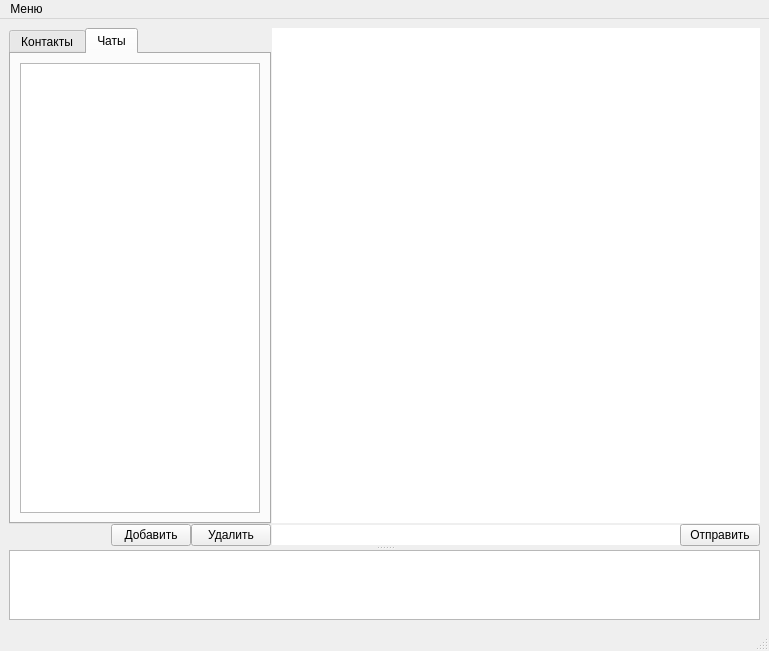
Before: the Qt Designer form main.ui in pilikinp/messenger, drawn with Qt 5.
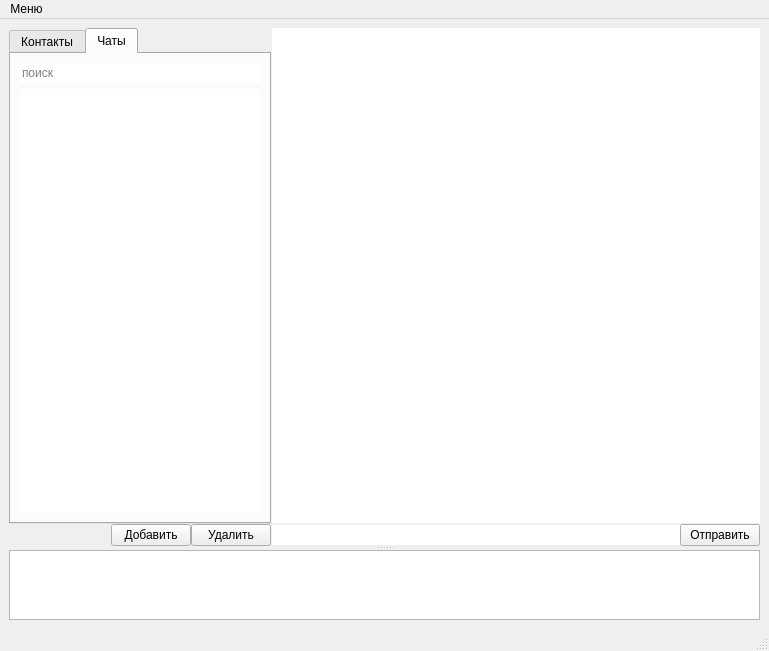
After: the same form once the commit is applied. The open tabs and pages were chosen to show the change.

```diff
--- a/main.ui
+++ b/main.ui
@@ -179,8 +179,22 @@
                   <string>Чаты</string>
                  </attribute>
                  <layout class="QGridLayout" name="gridLayout_2">
+                  <item row="1" column="0">
+                   <widget class="QListWidget" name="listWidget_chat">
+                    <property name="frameShape">
+                     <enum>QFrame::NoFrame</enum>
+                    </property>
+                   </widget>
+                  </item>
                   <item row="0" column="0">
-                   <widget class="QListWidget" name="listWidget"/>
+                   <widget class="QLineEdit" name="lineEdit_search_chat">
+                    <property name="frame">
+                     <bool>false</bool>
+                    </property>
+                    <property name="placeholderText">
+                     <string>поиск</string>
+                    </property>
+                   </widget>
                   </item>
                  </layout>
                 </widget>
```
